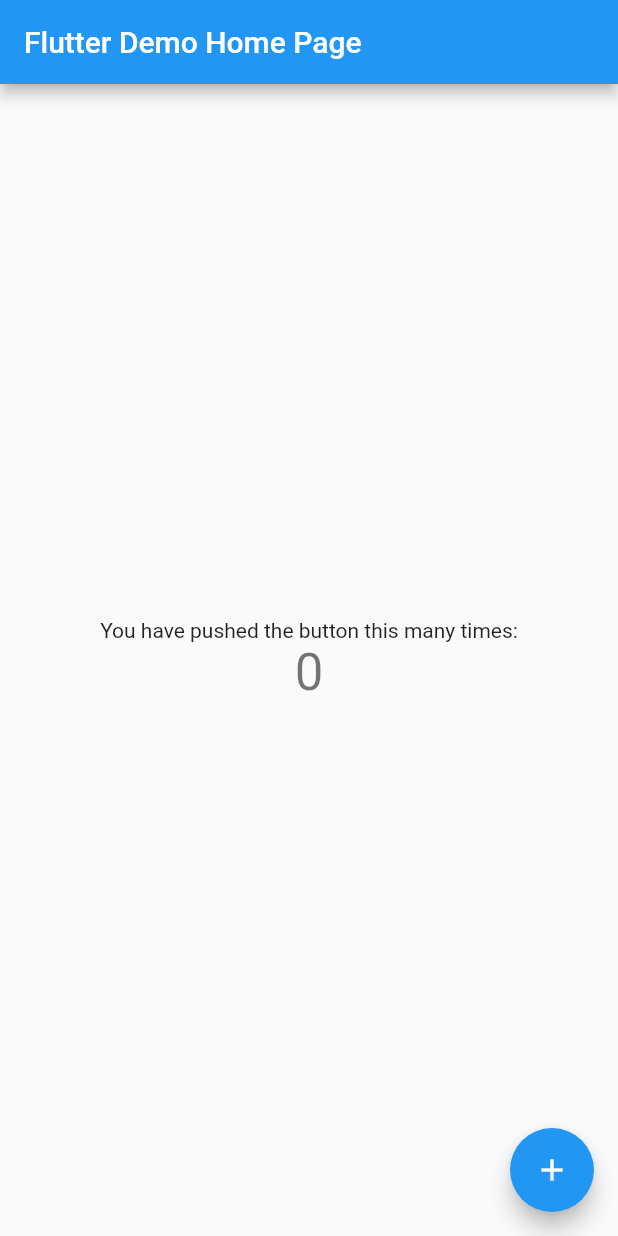
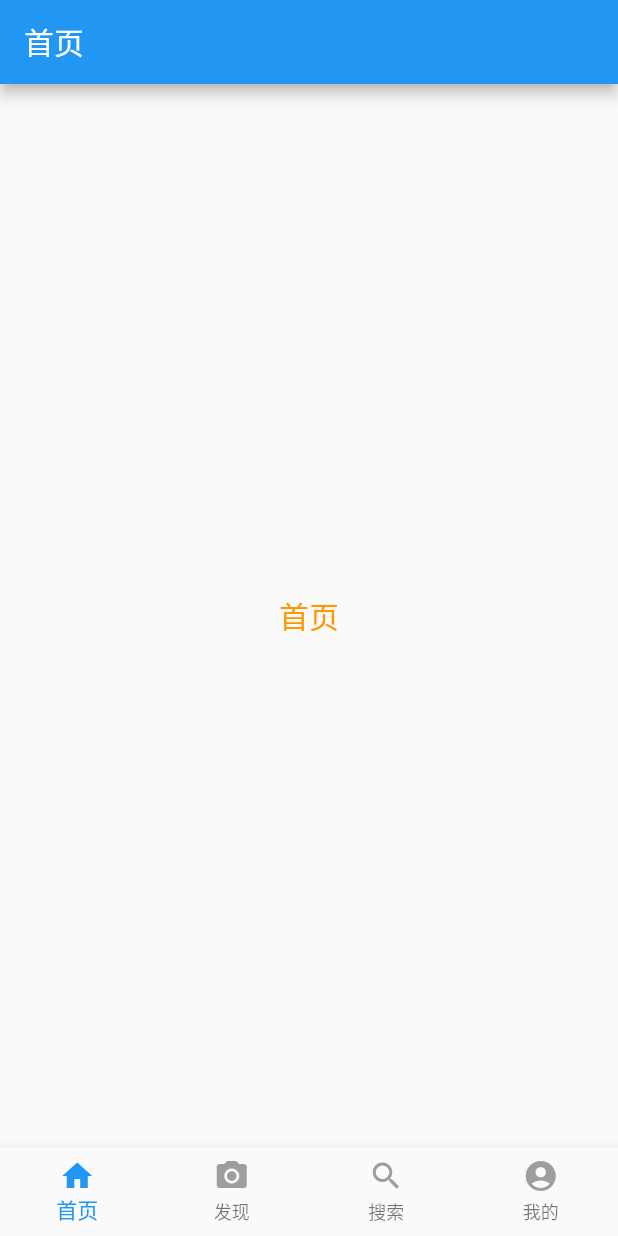
Before and after one commit to yhclub848/flutter_demo, a Flutter app: the screen it shows after launch, on a phone screen of 412 x 824 dp. Run offline on Flutter 3.47's test engine with Material 2 defaults, Android fonts, the phone set to English and light mode, and no system bars.

Commit message:
dec:增加基础样式文件代码

```diff
--- /dev/null
+++ b/flutter_demo/lib/UITools/UITools.dart
@@ -0,0 +1,15 @@
+import 'package:flutter/material.dart';
+
+Scaffold getDefaultWiget(String kTitle, double fontSizeNum, Color titleColor) {
+  return Scaffold(
+    body: Center(
+      child: Text(
+        kTitle,
+        style: TextStyle(
+          fontSize: fontSizeNum,
+          color: titleColor,
+        ),
+      ),
+    ),
+  );
+}
--- a/flutter_demo/lib/main.dart
+++ b/flutter_demo/lib/main.dart
@@ -1,4 +1,6 @@
 import 'package:flutter/material.dart';
+import 'package:flutter_demo/navigator/tab_navigator.dart';
+import 'package:flutter_demo/pages/homePage.dart';
 
 void main() {
   runApp(const MyApp());
@@ -15,53 +17,11 @@
       theme: ThemeData(
         primarySwatch: Colors.blue,
       ),
-      home: const MyHomePage(title: 'Flutter Demo Home Page'),
+      initialRoute: "Home_Page",
+      routes: {
+        "Home_Page": (context) => TabNavigator(),
+      },
+      // home: const MyHomePage(title: 'Flutter Demo Home Page'),
     );
   }
 }
-
-class MyHomePage extends StatefulWidget {
-  const MyHomePage({Key? key, required this.title}) : super(key: key);
-  final String title;
-
-  @override
-  State<MyHomePage> createState() => _MyHomePageState();
-}
-
-class _MyHomePageState extends State<MyHomePage> {
-  int _counter = 0;
-
-  void _incrementCounter() {
-    setState(() {
-      _counter++;
-    });
-  }
-
-  @override
-  Widget build(BuildContext context) {
-    return Scaffold(
-      appBar: AppBar(
-        title: Text(widget.title),
-      ),
-      body: Center(
-        child: Column(
-          mainAxisAlignment: MainAxisAlignment.center,
-          children: <Widget>[
-            const Text(
-              'You have pushed the button this many times:',
-            ),
-            Text(
-              '$_counter',
-              style: Theme.of(context).textTheme.headline4,
-            ),
-          ],
-        ),
-      ),
-      floatingActionButton: FloatingActionButton(
-        onPressed: _incrementCounter,
-        tooltip: 'Increment',
-        child: const Icon(Icons.add),
-      ),
-    );
-  }
-}
--- /dev/null
+++ b/flutter_demo/lib/navigator/tab_navigator.dart
@@ -0,0 +1,98 @@
+import 'dart:ui';
+
+import 'package:flutter/material.dart';
+import 'package:flutter_demo/pages/MinePage.dart';
+import 'package:flutter_demo/pages/SearchPage.dart';
+import 'package:flutter_demo/pages/discoverPage.dart';
+import 'package:flutter_demo/pages/homePage.dart';
+
+class TabNavigator extends StatefulWidget {
+  const TabNavigator({Key? key}) : super(key: key);
+
+  @override
+  _TabNavigatorState createState() => _TabNavigatorState();
+}
+
+class _TabNavigatorState extends State<TabNavigator> {
+  final PageController _controller = PageController(initialPage: 0);
+  final _defaultColor = Colors.grey;
+  final _activeColor = Colors.blue;
+  int _currentIndex = 0;
+  String currentTitle = '首页';
+  @override
+  Widget build(BuildContext context) {
+    return Scaffold(
+      appBar: AppBar(
+        title: Text(
+          currentTitle,
+          style: TextStyle(
+            fontStyle: FontStyle.normal,
+            fontSize: 20.0,
+            color: Colors.white,
+          ),
+        ),
+      ),
+      body: PageView(
+        controller: _controller,
+        children: <Widget>[
+          Homepage(),
+          Discoverpage(),
+          Searchpage(),
+          Minepage(),
+        ],
+      ),
+      bottomNavigationBar: BottomNavigationBar(
+        currentIndex: _currentIndex,
+        type: BottomNavigationBarType.fixed,
+        onTap: (index) {
+          _controller.jumpToPage(index);
+          setState(() {
+            _currentIndex = index;
+            /** 切换导航栏标题 */
+            changeNavigationBarTite(_currentIndex);
+          });
+        },
+        items: [
+          getBottomItem('首页', Icons.home, 0),
+          getBottomItem('发现', Icons.camera_alt, 1),
+          getBottomItem('搜索', Icons.search, 2),
+          getBottomItem('我的', Icons.account_circle, 3),
+        ],
+      ),
+    );
+  }
+
+  /** 封装底部tab Item*/
+  BottomNavigationBarItem getBottomItem(
+      String title, IconData icon, int index) {
+    return BottomNavigationBarItem(
+        icon: Icon(
+          icon,
+          color: _defaultColor,
+        ),
+        activeIcon: Icon(
+          icon,
+          color: _activeColor,
+        ),
+        label: title);
+  }
+
+  /** 切换导航栏标题 */
+  changeNavigationBarTite(int index) {
+    switch (index) {
+      case 0:
+        currentTitle = '首页';
+        break;
+      case 1:
+        currentTitle = '发现';
+        break;
+      case 2:
+        currentTitle = '搜索';
+        break;
+      case 3:
+        currentTitle = '我的';
+        break;
+      default:
+    }
+  }
+}
--- /dev/null
+++ b/flutter_demo/lib/pages/HomePage.dart
@@ -0,0 +1,17 @@
+import 'package:flutter/material.dart';
+import 'package:flutter_demo/UITools/UITools.dart';
+
+class Homepage extends StatefulWidget {
+  const Homepage({Key? key}) : super(key: key);
+
+  @override
+  _HomepageState createState() => _HomepageState();
+}
+
+class _HomepageState extends State<Homepage> {
+  @override
+  Widget build(BuildContext context) {
+    /** 举个🌰, 后续自己修改实现对应 Container */
+    return getDefaultWiget('首页', 20.0, Colors.orange);
+  }
+}
```
Also changed, not shown: flutter_demo/lib/pages/DiscoverPage.dart (added, +17 -0 lines), flutter_demo/lib/pages/MinePage.dart (added, +17 -0 lines), flutter_demo/lib/pages/SearchPage.dart (added, +17 -0 lines).
